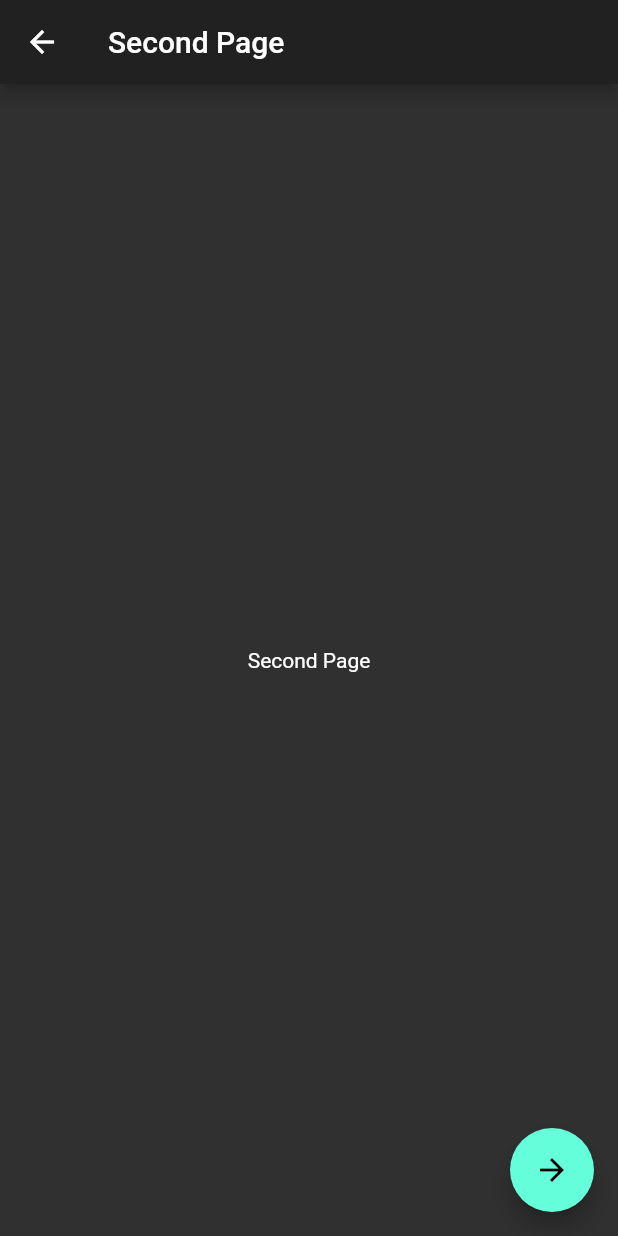
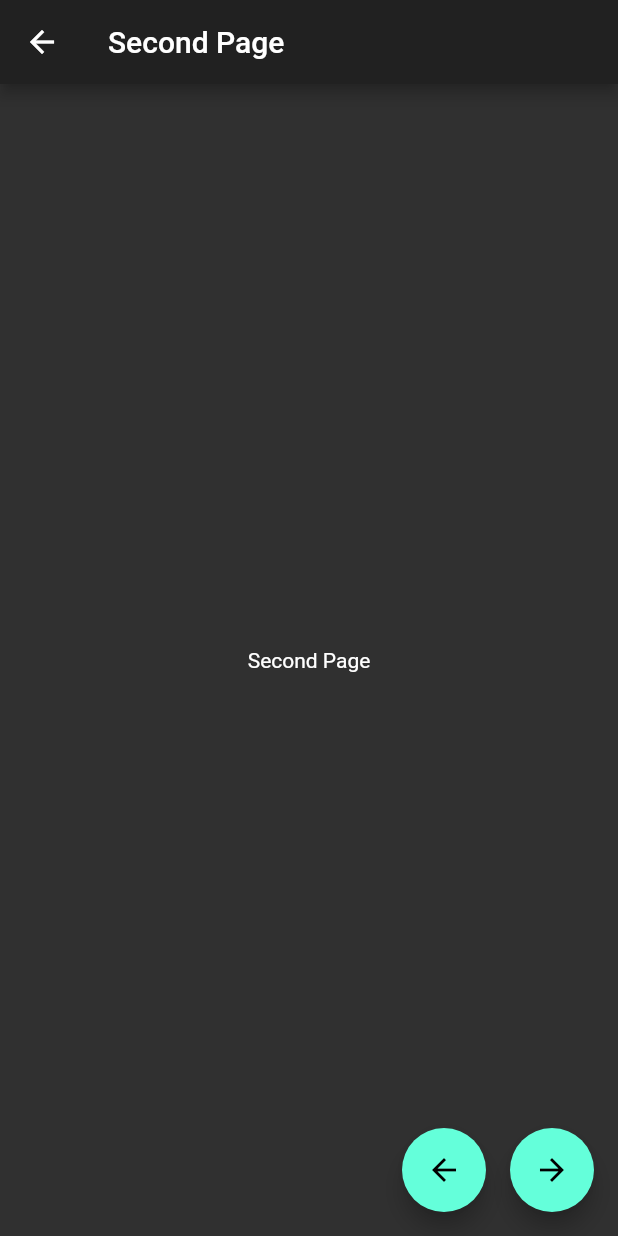
Before and after one commit to dhiyaaulauliyaa/flutter_navigation_service, a Flutter app: the screen it shows after launch, after a tap on the "arrow forward" icon, on a phone screen of 412 x 824 dp. Run offline on Flutter 3.47's test engine with Material 2 defaults, Android fonts, the light colour scheme and no system bars.

Commit message:
implement navigating with key (pop)

```diff
--- a/lib/main.dart
+++ b/lib/main.dart
@@ -35,6 +35,7 @@ class FirstPage extends BaseStateless {
         child: Text('First Page'),
       ),
       floatingActionButton: FloatingActionButton(
+        heroTag: 'p1',
         onPressed: () {
           nav.push(SecondPage());
         },
@@ -56,12 +57,50 @@ class SecondPage extends BaseStateless {
       body: const Center(
         child: Text('Second Page'),
       ),
-      floatingActionButton: FloatingActionButton(
-        onPressed: () {
-          nav.push(FirstPage());
-        },
-        child: const Icon(Icons.arrow_forward),
+      floatingActionButton: Row(
+        mainAxisAlignment: MainAxisAlignment.end,
+        crossAxisAlignment: CrossAxisAlignment.end,
+        children: [
+          FloatingActionButton(
+            heroTag: 'p2a',
+            onPressed: () {
+              nav.pop();
+            },
+            child: const Icon(Icons.arrow_back),
+          ),
+          const SizedBox(width: 16),
+          FloatingActionButton(
+            heroTag: 'p2b',
+            onPressed: () {
+              nav.push(ThirdPage());
+            },
+            child: const Icon(Icons.arrow_forward),
+          ),
+        ],
       ),
     );
   }
 }
+
+class ThirdPage extends BaseStateless {
+  ThirdPage({Key? key}) : super(key: key);
+
+  @override
+  Widget body() {
+    return Scaffold(
+      appBar: AppBar(
+        title: const Text('Third Page'),
+      ),
+      body: const Center(
+        child: Text('Third Page'),
+      ),
+      floatingActionButton: FloatingActionButton(
+        heroTag: 'p3',
+        onPressed: () {
+          nav.pop();
+        },
+        child: const Icon(Icons.arrow_back),
+      ),
+    );
+  }
+}
```
Also changed, not shown: lib/services/navigation.dart (+4 -4 lines).
